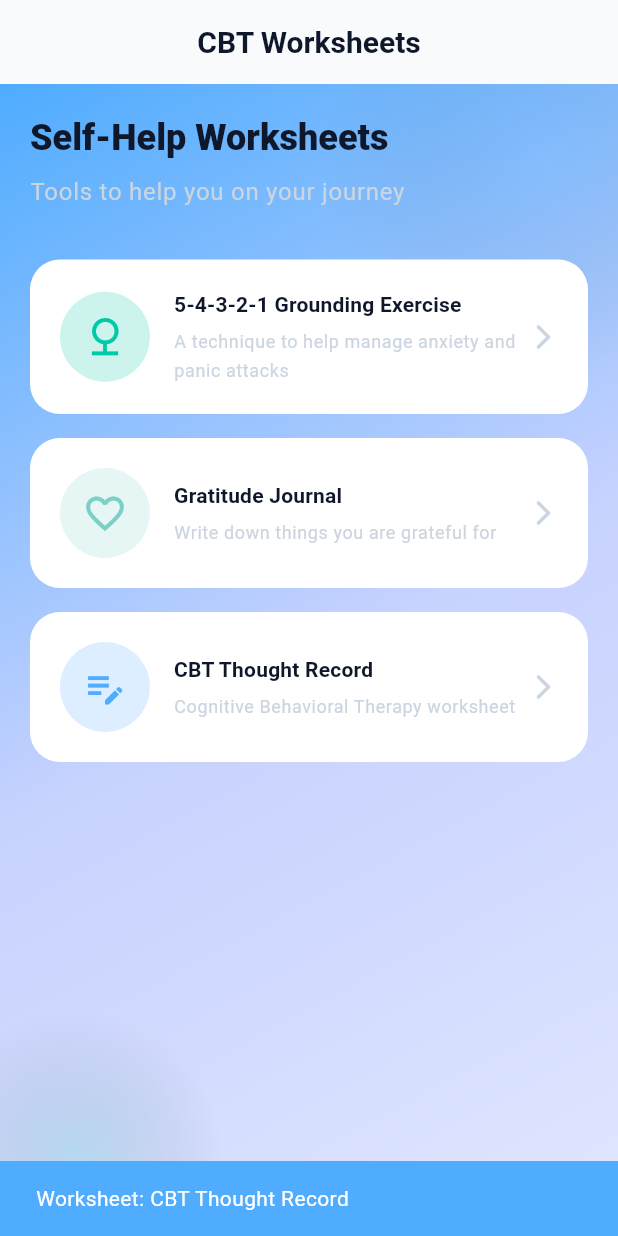
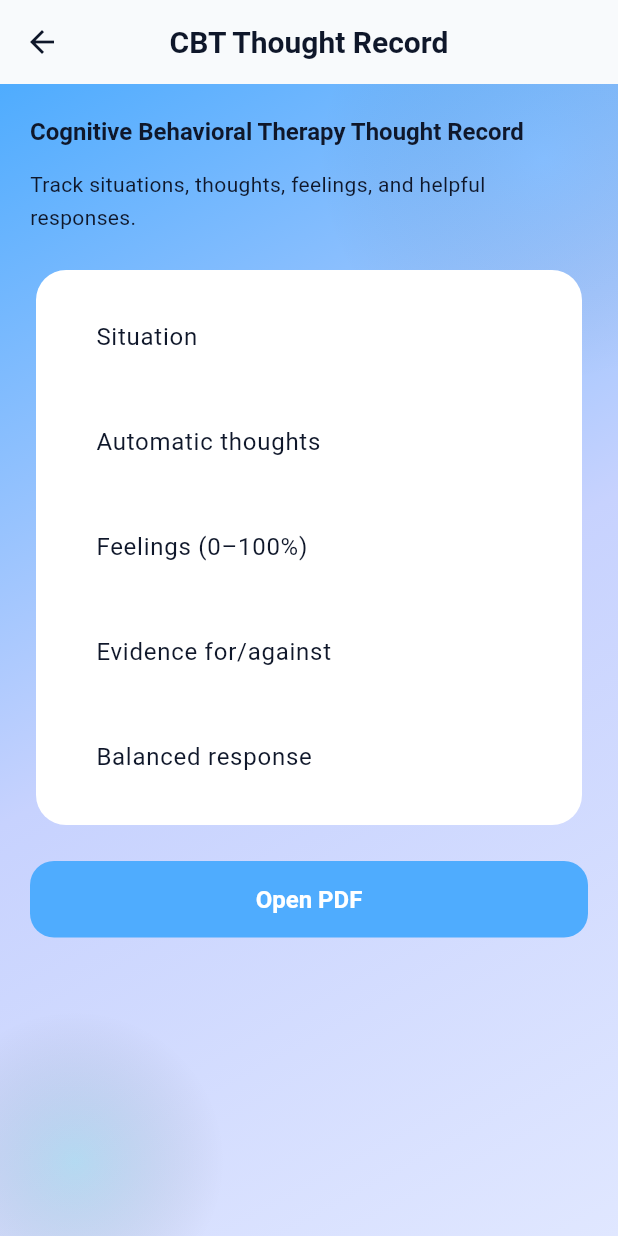
Before and after one commit to iNoumanMalik/ai-counseling-app, a Flutter app: the WorksheetsScreen screen opened by its route, after a tap on "CBT Thought Record", on a phone screen of 412 x 824 dp. Run offline on Flutter 3.47's test engine with Material 3 defaults, Android fonts, the light colour scheme and no system bars; drawn by our look-alikes of flutter_animate; our stand-ins replace audioplayers, cloud_firestore, confetti, firebase_auth, firebase_core, flutter_riverpod and 2 more; accounts and stored records are empty.

Commit message:
Added worksheet and mcqs section

```diff
--- a/lib/config/colors.dart
+++ b/lib/config/colors.dart
@@ -73,11 +73,11 @@ class AppColors {
   static const Color darkText = Color(0xFF94A3B8);
 
   // ========== GLASSMORPHISM COLORS ==========
-  static Color glassWhite = Colors.white.withOpacity(0.2);
-  static Color glassSkyBlue = const Color(0xFF4FACFE).withOpacity(0.25);
-  static Color glassMintGreen = const Color(0xFF00C9A7).withOpacity(0.2);
-  static Color glassLavender = const Color(0xFFA78BFA).withOpacity(0.2);
-  static Color glassShadow = Colors.black.withOpacity(0.08);
+  static Color glassWhite = Colors.white.withValues(alpha: 0.2);
+  static Color glassSkyBlue = const Color(0xFF4FACFE).withValues(alpha: 0.25);
+  static Color glassMintGreen = const Color(0xFF00C9A7).withValues(alpha: 0.2);
+  static Color glassLavender = const Color(0xFFA78BFA).withValues(alpha: 0.2);
+  static Color glassShadow = Colors.black.withValues(alpha: 0.08);
 
   // ========== BACKGROUND GRADIENTS ==========
 
--- a/lib/core/navigation/app_router.dart
+++ b/lib/core/navigation/app_router.dart
@@ -12,6 +12,8 @@ import '../../features/profile/screens/profile_screen.dart';
 import '../../features/meditation/screens/meditation_screen.dart';
 import '../../features/crisis/screens/sos_screen.dart';
 import '../../features/worksheets/screens/worksheets_screen.dart';
+import '../../features/worksheets/screens/worksheet_detail_screen.dart';
+import '../../features/checkin/screens/checkin_screen.dart';
 import '../../features/onboarding/screens/onboarding_complete_screen.dart';
 import '../../features/auth/screens/sign_in_screen.dart';
 import '../../features/auth/screens/sign_up_screen.dart';
@@ -103,6 +105,19 @@ import '../../features/auth/screens/sign_up_screen.dart';
       builder: (context, state) => const WorksheetsScreen(),
     ),
     GoRoute(
+      path: '/worksheets/:id',
+      name: 'worksheet-detail',
+      builder: (context, state) {
+        final id = state.pathParameters['id']!;
+        return WorksheetDetailScreen(id: id);
+      },
+    ),
+    GoRoute(
+      path: '/checkin',
+      name: 'checkin',
+      builder: (context, state) => const CheckinScreen(),
+    ),
+    GoRoute(
       path: '/profile',
       name: 'profile',
       builder: (context, state) => const ProfileScreen(),
--- a/lib/core/widgets/animated_background.dart
+++ b/lib/core/widgets/animated_background.dart
@@ -27,7 +27,7 @@ class AnimatedBackground extends StatelessWidget {
                 shape: BoxShape.circle,
                 gradient: RadialGradient(
                   colors: [
-                    AppColors.primary.withOpacity(0.1),
+                    AppColors.primary.withValues(alpha: 0.1),
                     Colors.transparent,
                   ],
                 ),
@@ -52,7 +52,7 @@ class AnimatedBackground extends StatelessWidget {
                 shape: BoxShape.circle,
                 gradient: RadialGradient(
                   colors: [
-                    AppColors.secondary.withOpacity(0.15),
+                    AppColors.secondary.withValues(alpha: 0.15),
                     Colors.transparent,
                   ],
                 ),
--- a/lib/core/widgets/animated_bottom_nav.dart
+++ b/lib/core/widgets/animated_bottom_nav.dart
@@ -33,7 +33,7 @@ class AnimatedBottomNav extends StatelessWidget {
         color: AppColors.white,
         boxShadow: [
           BoxShadow(
-            color: AppColors.primary.withOpacity(0.1),
+            color: AppColors.primary.withValues(alpha: 0.1),
             blurRadius: 20,
             offset: const Offset(0, -5),
           ),
--- a/lib/features/breathing/screens/breathing_screen.dart
+++ b/lib/features/breathing/screens/breathing_screen.dart
@@ -230,14 +230,14 @@ class _BreathingCircle extends StatelessWidget {
       decoration: BoxDecoration(
         gradient: RadialGradient(
           colors: [
-            AppColors.primary.withOpacity(state == 'inhale' ? 0.6 : 0.3),
-            AppColors.secondary.withOpacity(state == 'exhale' ? 0.4 : 0.2),
+            AppColors.primary.withValues(alpha: state == 'inhale' ? 0.6 : 0.3),
+            AppColors.secondary.withValues(alpha: state == 'exhale' ? 0.4 : 0.2),
           ],
         ),
         shape: BoxShape.circle,
         boxShadow: [
           BoxShadow(
-            color: AppColors.primary.withOpacity(0.3),
+            color: AppColors.primary.withValues(alpha: 0.3),
             blurRadius: 30,
             spreadRadius: 10,
           ),
--- a/lib/features/home/widgets/quick_action_card.dart
+++ b/lib/features/home/widgets/quick_action_card.dart
@@ -29,7 +29,7 @@ class QuickActionCard extends StatelessWidget {
             borderRadius: BorderRadius.circular(20),
             boxShadow: [
               BoxShadow(
-                color: AppColors.primary.withOpacity(0.2),
+                color: AppColors.primary.withValues(alpha: 0.2),
                 blurRadius: 15,
                 offset: const Offset(0, 5),
               ),
--- /dev/null
+++ b/lib/features/worksheets/screens/worksheet_detail_screen.dart
@@ -0,0 +1,138 @@
+import 'package:flutter/material.dart';
+import 'package:flutter_animate/flutter_animate.dart';
+import 'package:url_launcher/url_launcher.dart';
+import '../../../config/colors.dart';
+import '../../../core/widgets/animated_background.dart';
+
+class WorksheetDetailScreen extends StatefulWidget {
+  final String id;
+  const WorksheetDetailScreen({super.key, required this.id});
+
+  @override
+  State<WorksheetDetailScreen> createState() => _WorksheetDetailScreenState();
+}
+
+class _WorksheetDetailScreenState extends State<WorksheetDetailScreen> {
+  int _stepIndex = 0;
+
+  void _nextStep() {
+    setState(() {
+      _stepIndex = (_stepIndex + 1) % 5;
+    });
+  }
+
+  Future<void> _openCbtPdf() async {
+    final uri = Uri.parse('https://www.therapistaid.com/worksheets/cbt-thought-record.pdf');
+    await launchUrl(uri, mode: LaunchMode.externalApplication);
+  }
+
+  @override
+  Widget build(BuildContext context) {
+    return Scaffold(
+      appBar: AppBar(
+        title: Text(widget.id == 'cbt' ? 'CBT Thought Record' : widget.id == 'grounding' ? '5-4-3-2-1 Grounding' : 'Worksheet'),
+      ),
+      body: AnimatedBackground(
+        child: Padding(
+          padding: const EdgeInsets.all(20),
+          child: widget.id == 'cbt'
+              ? Column(
+                  crossAxisAlignment: CrossAxisAlignment.start,
+                  children: [
+                    Text(
+                      'Cognitive Behavioral Therapy Thought Record',
+                      style: Theme.of(context).textTheme.titleLarge,
+                    ).animate().fadeIn(duration: 300.ms),
+                    const SizedBox(height: 12),
+                    Text(
+                      'Track situations, thoughts, feelings, and helpful responses.',
+                      style: Theme.of(context).textTheme.bodyMedium,
+                    ).animate().fadeIn(delay: 100.ms, duration: 300.ms),
+                    const SizedBox(height: 20),
+                    Card(
+                      child: Padding(
+                        padding: const EdgeInsets.all(16),
+                        child: Column(
+                          children: const [
+                            TextField(decoration: InputDecoration(hintText: 'Situation')),
+                            SizedBox(height: 12),
+                            TextField(decoration: InputDecoration(hintText: 'Automatic thoughts')),
+                            SizedBox(height: 12),
+                            TextField(decoration: InputDecoration(hintText: 'Feelings (0–100%)')),
+                            SizedBox(height: 12),
+                            TextField(decoration: InputDecoration(hintText: 'Evidence for/against')),
+                            SizedBox(height: 12),
+                            TextField(decoration: InputDecoration(hintText: 'Balanced response')),
+                          ],
+                        ),
+                      ),
+                    ).animate().fadeIn(delay: 200.ms, duration: 300.ms),
+                    const SizedBox(height: 20),
+                    SizedBox(
+                      width: double.infinity,
+                      child: ElevatedButton(
+                        onPressed: _openCbtPdf,
+                        child: const Text('Open PDF'),
+                      ),
+                    ).animate().fadeIn(delay: 300.ms, duration: 300.ms),
+                  ],
+                )
+              : widget.id == 'grounding'
+                  ? Column(
+                      crossAxisAlignment: CrossAxisAlignment.start,
+                      children: [
+                        Text('5-4-3-2-1 Grounding', style: Theme.of(context).textTheme.titleLarge)
+                            .animate()
+                            .fadeIn(duration: 300.ms),
+                        const SizedBox(height: 12),
+                        Text('Tap next and notice your surroundings using senses.', style: Theme.of(context).textTheme.bodyMedium)
+                            .animate()
+                            .fadeIn(delay: 100.ms, duration: 300.ms),
+                        const SizedBox(height: 20),
+                        Expanded(
+                          child: Center(
+                            child: Container(
+                              width: 220,
+                              height: 220,
+                              decoration: BoxDecoration(
+                                color: AppColors.primary.withValues(alpha: 0.1),
+                                shape: BoxShape.circle,
+                              ),
+                              child: Center(
+                                child: Text(
+                                  _stepIndex == 0
+                                      ? '5 things you can see'
+                                      : _stepIndex == 1
+                                          ? '4 things you can touch'
+                                          : _stepIndex == 2
+                                              ? '3 things you can hear'
+                                              : _stepIndex == 3
+                                                  ? '2 things you can smell'
+                                                  : '1 thing you can taste',
+                                  textAlign: TextAlign.center,
+                                  style: Theme.of(context).textTheme.titleMedium,
+                                ),
+                              ),
+                            )
+                                .animate(target: _stepIndex.toDouble())
+                                .scale(begin: const Offset(0.95, 0.95), end: const Offset(1.05, 1.05), duration: 500.ms)
+                                .shimmer(duration: 1800.ms),
+                        ),
+                      ),
+                        SizedBox(
+                          width: double.infinity,
+                          child: ElevatedButton(
+                            onPressed: _nextStep,
+                            child: const Text('Next'),
+                          ),
+                        ),
+                      ],
+                    )
+                  : Center(
+                      child: Text('Worksheet not available'),
+                    ),
+        ),
+      ),
+    );
+  }
+}
--- a/lib/features/worksheets/screens/worksheets_screen.dart
+++ b/lib/features/worksheets/screens/worksheets_screen.dart
@@ -66,13 +66,7 @@ class WorksheetsScreen extends StatelessWidget {
                 return _WorksheetCard(
                   worksheet: worksheet,
                   onTap: () {
-                    // TODO: Navigate to worksheet detail
-                    ScaffoldMessenger.of(context).showSnackBar(
-                      SnackBar(
-                        content: Text('Worksheet: ${worksheet.title}'),
-                        backgroundColor: AppColors.primary,
-                      ),
-                    );
+                    context.push('/worksheets/${worksheet.id}');
                   },
                 )
                     .animate(delay: (index * 100).ms)
@@ -111,7 +105,7 @@ class _WorksheetCard extends StatelessWidget {
                 width: 60,
                 height: 60,
                 decoration: BoxDecoration(
-                  color: worksheet.color.withOpacity(0.2),
+                  color: worksheet.color.withValues(alpha: 0.2),
                   shape: BoxShape.circle,
                 ),
                 child: Icon(
```
Also changed, not shown: lib/features/checkin/screens/checkin_screen.dart (added, +381 -0 lines), lib/features/habits/screens/habits_screen.dart (+15 -0 lines), lib/features/home/screens/home_screen.dart (+14 -1 lines), lib/features/home/widgets/mood_selector.dart (+27 -0 lines), lib/features/meditation/screens/meditation_screen.dart (+24 -11 lines), lib/features/profile/screens/profile_screen.dart (+5 -5 lines).
